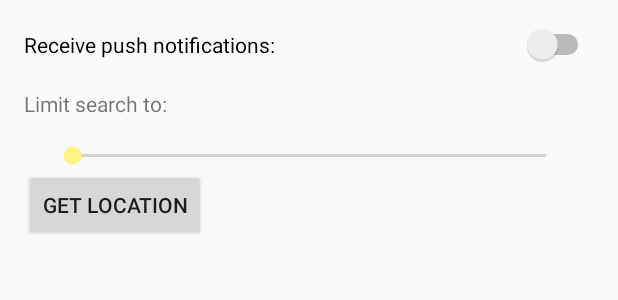
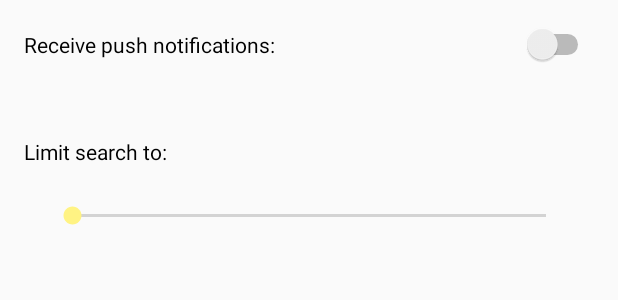
Before and after one commit to Pandahead33/HackOH-IO_2016, an Android app: the layout fragment_settings.xml on its own in the app's theme, with its tools: preview values and no code run, on a phone screen of 412 x 824 dp. Shown: the top 300 px of the screen. Run offline under Robolectric (Android 15) with nearby library versions, the phone set to English and light mode, and no system bars.

```diff
--- a/android/HackOHIO_2016/app/src/main/java/com/example/loganpatino/hackohio2016/LobbyActivity.java
+++ b/android/HackOHIO_2016/app/src/main/java/com/example/loganpatino/hackohio2016/LobbyActivity.java
@@ -113,7 +113,7 @@ public class LobbyActivity extends AppCompatActivity {
             int dots = 0;
             while (count < 150000) {
                 count++;
-                Log.d("count", String.valueOf(count));
+                //Log.d("count", String.valueOf(count));
                 if (count > threshold) {
                     runOnUiThread(new Runnable() {
                         @Override
--- a/android/HackOHIO_2016/app/src/main/res/layout/activity_initial.xml
+++ b/android/HackOHIO_2016/app/src/main/res/layout/activity_initial.xml
@@ -9,6 +9,7 @@
     android:paddingLeft="@dimen/activity_horizontal_margin"
     android:paddingRight="@dimen/activity_horizontal_margin"
     android:paddingTop="@dimen/activity_vertical_margin"
+    android:background="#fff383"
     tools:context="com.example.loganpatino.hackohio2016.MainActivity">
 
     <LinearLayout
@@ -20,8 +21,7 @@
         android:layout_marginBottom="66dp"
         android:weightSum="1"
         android:gravity="center_horizontal"
-        android:backgroundTint="@color/abc_hint_foreground_material_dark"
-        android:background="#ffffff">
+        android:background="#fff383">
 
 
     <ImageButton
@@ -33,7 +33,7 @@
             android:id="@+id/circle2"
             android:onClick="enterMain"
             android:layout_weight="0.42"
-            android:backgroundTint="@color/abc_background_cache_hint_selector_material_light" />
+        android:background="#fff383" />
 
     </LinearLayout>
 </RelativeLayout>
--- a/android/HackOHIO_2016/app/src/main/res/layout/fragment_settings.xml
+++ b/android/HackOHIO_2016/app/src/main/res/layout/fragment_settings.xml
@@ -14,7 +14,7 @@
             android:layout_width="match_parent"
             android:layout_height="wrap_content"
             android:id="@+id/notificationSwitch"
-            android:layout_marginBottom="16dip"/>
+            android:layout_marginBottom="48dp"/>
 
         <LinearLayout
             android:layout_width="match_parent"
@@ -24,13 +24,16 @@
                 android:layout_width="0dp"
                 android:layout_weight="0.5"
                 android:layout_height="wrap_content"
-                android:id="@+id/range"/>
+                android:id="@+id/range"
+                android:textColor="#000"
+                android:layout_marginBottom="8dp"/>
             <TextView
                 android:text=""
                 android:layout_width="0dp"
                 android:layout_weight="0.5"
                 android:layout_height="wrap_content"
                 android:id="@+id/rangeProgress"
+                android:textColor="#000"
                 android:gravity="end"/>
         </LinearLayout>
 
@@ -43,11 +46,11 @@
             android:layout_marginStart="16dip"
             android:layout_marginEnd="16dip"/>
 
-        <Button
+        <!--<Button
             android:layout_height="wrap_content"
             android:layout_width="wrap_content"
             android:text="Get Location"
-            android:onClick="locateButt" />
+            android:onClick="locateButt" /> -->
 
     </LinearLayout>
 
```
